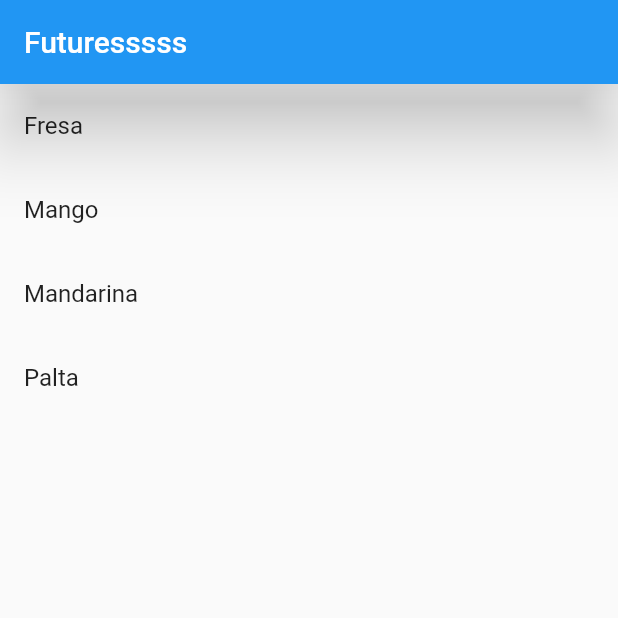
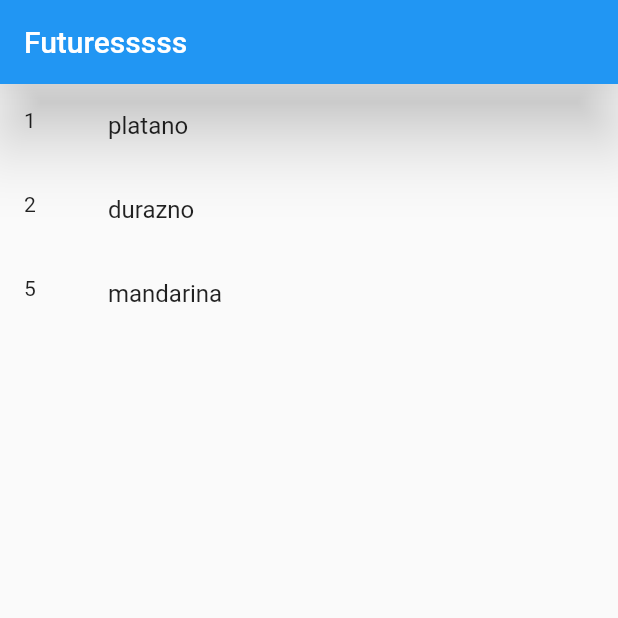
Before and after one commit to fr4nsgallegos/example, a Flutter app: the screen it shows after launch, on a phone screen of 412 x 824 dp, the top half of it. Run offline on Flutter 3.47's test engine with Material 2 defaults, Android fonts, the phone set to English and light mode, and no system bars.

Commit message:
maps on future

```diff
--- a/lib/pages/future_page.dart
+++ b/lib/pages/future_page.dart
@@ -23,22 +23,16 @@ class _FuturePageState extends State<FuturePage> {
     });
   }
 
-  Future<List<String>> getProducts() async {
+  Future<List<Map<String, dynamic>>> getProducts() async {
     return Future.delayed(Duration(seconds: 4), () {
-      return ["Fresa", "Mango", "Mandarina", "Palta"];
+      return [
+        {"id": 1, "name": "platano"},
+        {"id": 2, "name": "durazno"},
+        {"id": 5, "name": "mandarina"}
+      ];
     });
   }
 
-  List<String> lista2 = [
-    "arroz",
-    "papa",
-    "lechuga",
-    "tomate",
-    "arroz",
-    "papa",
-    "lechuga",
-    "tomate"
-  ];
   @override
   Widget build(BuildContext context) {
     return SafeArea(
@@ -52,12 +46,15 @@ class _FuturePageState extends State<FuturePage> {
             future: getProducts(),
             builder: (BuildContext context, AsyncSnapshot snap) {
               if (snap.hasData) {
-                List<String> data = snap.data;
+                List<Map<String, dynamic>> data = snap.data;
                 return ListView.builder(
                   itemCount: data.length,
                   itemBuilder: (BuildContext context, int index) {
                     return ListTile(
-                      title: Text(data[index]),
+                      title: Text(
+                        data[index]["name"],
+                      ),
+                      leading: Text(data[index]["id"].toString()),
                     );
                   },
                 );
```
